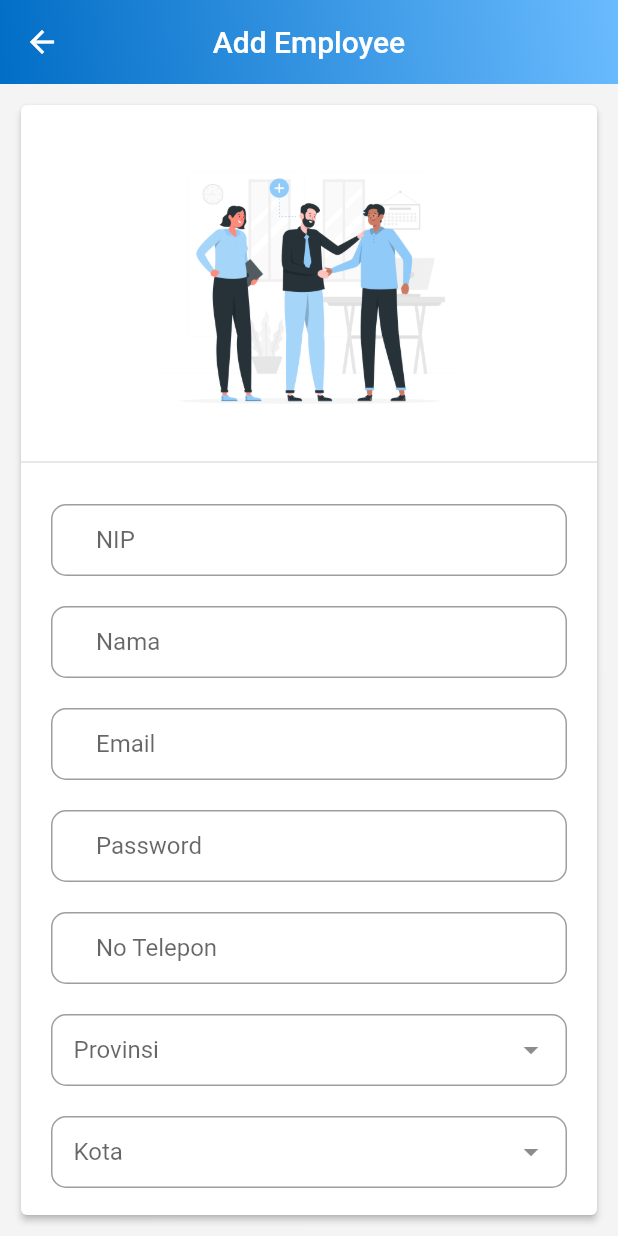
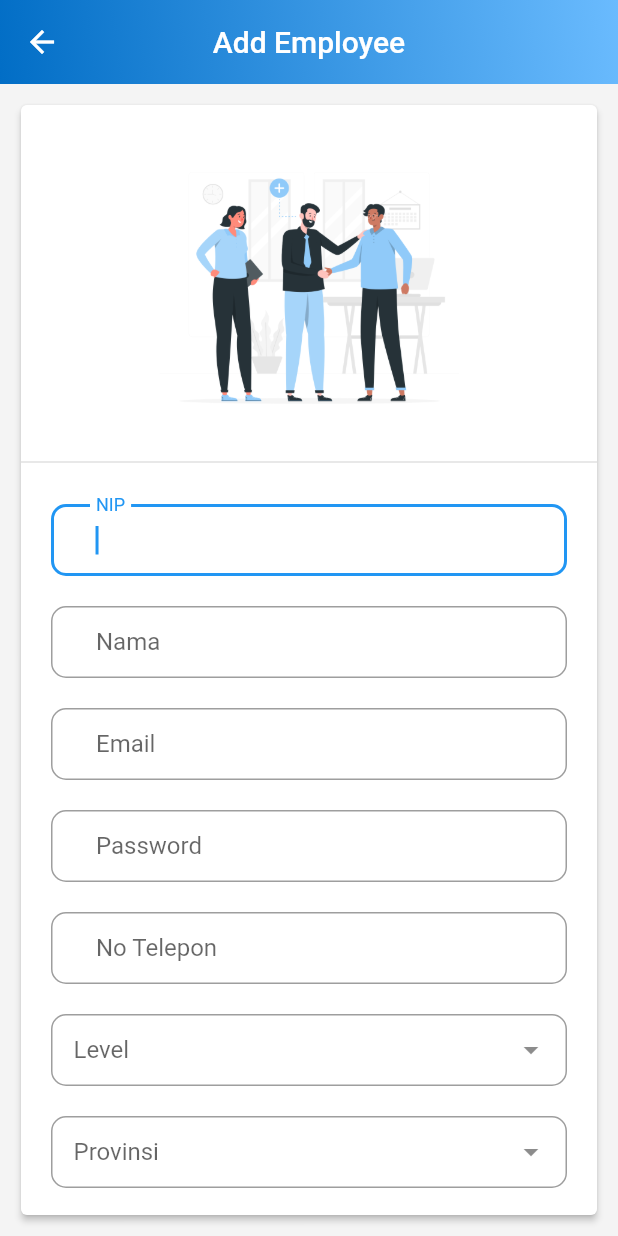
Before and after one commit to ShowMeMyCent/absensi_te, a Flutter app: the AddEmployeeView screen opened by its route, on a phone screen of 412 x 824 dp. Run offline on Flutter 3.47's test engine with Material 2 defaults, Android fonts, the phone set to English and light mode, and no system bars; drawn by our look-alikes of dropdown_search; our stand-ins replace cloud_firestore, firebase_auth, firebase_core, fl_chart, get, lottie and 1 more; missing offline and left inert: transitioned_indexed_stack; accounts and stored records are empty; network calls fail.

Commit message:
add level user dropdown

```diff
--- a/lib/app/modules/add_employee/controllers/add_employee_controller.dart
+++ b/lib/app/modules/add_employee/controllers/add_employee_controller.dart
@@ -11,6 +11,7 @@ class AddEmployeeController extends GetxController {
   TextEditingController emailC = TextEditingController();
   TextEditingController passC = TextEditingController();
   TextEditingController notelpC = TextEditingController();
+  TextEditingController levelC = TextEditingController();
   TextEditingController provinceCx = TextEditingController();
   TextEditingController cityC = TextEditingController();
 
--- a/lib/app/modules/add_employee/views/add_employee_view.dart
+++ b/lib/app/modules/add_employee/views/add_employee_view.dart
@@ -63,6 +63,7 @@ class AddEmployeeView extends GetView<AddEmployeeController> {
                         children: [
                           /// Text field untuk NIP
                           TextField(
+                            autofocus: true,
                             keyboardType: TextInputType.number,
                             controller: controller.nipC,
                             autocorrect: false,
@@ -173,7 +174,31 @@ class AddEmployeeView extends GetView<AddEmployeeController> {
                             height: 20,
                           ),
 
-                          /// Text field untuk Provinsi
+                          /// DropdownSearch untuk Level User
+                          DropdownSearch<String>(
+                            items: [
+                              "Admin",
+                              "User",
+                            ],
+                            mode: Mode.MENU,
+                            dropdownSearchDecoration: InputDecoration(
+                              labelText: 'Level',
+                              contentPadding: EdgeInsets.symmetric(
+                                  vertical: 10, horizontal: 15),
+                              border: OutlineInputBorder(
+                                borderRadius: BorderRadius.circular(10),
+                              ),
+                            ),
+                            onChanged: (value) {
+                              controller.levelC.text = value!;
+                            },
+                          ),
+
+                          SizedBox(
+                            height: 20,
+                          ),
+
+                          /// DropdownSearch untuk Provinsi
 
                           DropdownSearch<Province>(
                             showSearchBox: true,
@@ -206,7 +231,7 @@ class AddEmployeeView extends GetView<AddEmployeeController> {
                             height: 20,
                           ),
 
-                          /// Text field untuk kota
+                          /// DropdownSearch untuk kota
 
                           DropdownSearch<City>(
                             showSearchBox: true,
@@ -248,7 +273,7 @@ class AddEmployeeView extends GetView<AddEmployeeController> {
                                   controller.emailC.text,
                                   controller.passC.text,
                                   controller.notelpC.text,
-                                  // controller.provinceC.text,
+                                  controller.levelC.text,
                                   controller.cityC.text,
                                 );
                               },
--- a/lib/app/modules/home/controllers/home_controller.dart
+++ b/lib/app/modules/home/controllers/home_controller.dart
@@ -1,4 +1,5 @@
 import 'package:absensi_te/app/modules/home/widgets/employee_app_bar.dart';
+import 'package:absensi_te/app/modules/home/widgets/employee_tab.dart';
 import 'package:absensi_te/app/modules/home/widgets/his_app_bar.dart';
 import 'package:cloud_firestore/cloud_firestore.dart';
 import 'package:firebase_auth/firebase_auth.dart';
@@ -7,6 +8,7 @@ import 'package:get/get.dart';
 class HomeController extends GetxController {
   final FirebaseAuth auth = FirebaseAuth.instance;
   final FirebaseFirestore db = FirebaseFirestore.instance;
+  Stream<User?> get streamAuthStatus => auth.authStateChanges();
   var tabIndex = 0;
 
   void changeTabIndex(int index) {
@@ -14,7 +16,7 @@ class HomeController extends GetxController {
     update();
   }
 
-  bottomTabBar() {
+  tabBar() {
     if (tabIndex == 1) {
       return HisTabBar();
     } else if (tabIndex == 3) {
--- a/lib/app/modules/home/views/home_view.dart
+++ b/lib/app/modules/home/views/home_view.dart
@@ -10,12 +10,14 @@ import 'package:get/get.dart';
 import 'package:salomon_bottom_bar/salomon_bottom_bar.dart';
 import 'package:transitioned_indexed_stack/transitioned_indexed_stack.dart';
 
+import '../../../controllers/auth_controller.dart';
 import '../controllers/home_controller.dart';
 import '../widgets/employee_tab.dart';
 import '../widgets/home_tab.dart';
 
 class HomeView extends StatelessWidget {
-  const HomeView({Key? key}) : super(key: key);
+  final authC = Get.find<AuthController>();
+  final homeC = Get.find<HomeController>();
 
   @override
   Widget build(BuildContext context) {
@@ -26,7 +28,7 @@ class HomeView extends StatelessWidget {
           length: 4,
           child: Scaffold(
             appBar: (controller.tabIndex == 1 || controller.tabIndex == 3)
-                ? controller.bottomTabBar()
+                ? controller.tabBar()
                 : null,
             body: FadeIndexedStack(
               duration: Duration(milliseconds: 400),
```
Also changed, not shown: lib/app/controllers/auth_controller.dart (+6 -17 lines).
